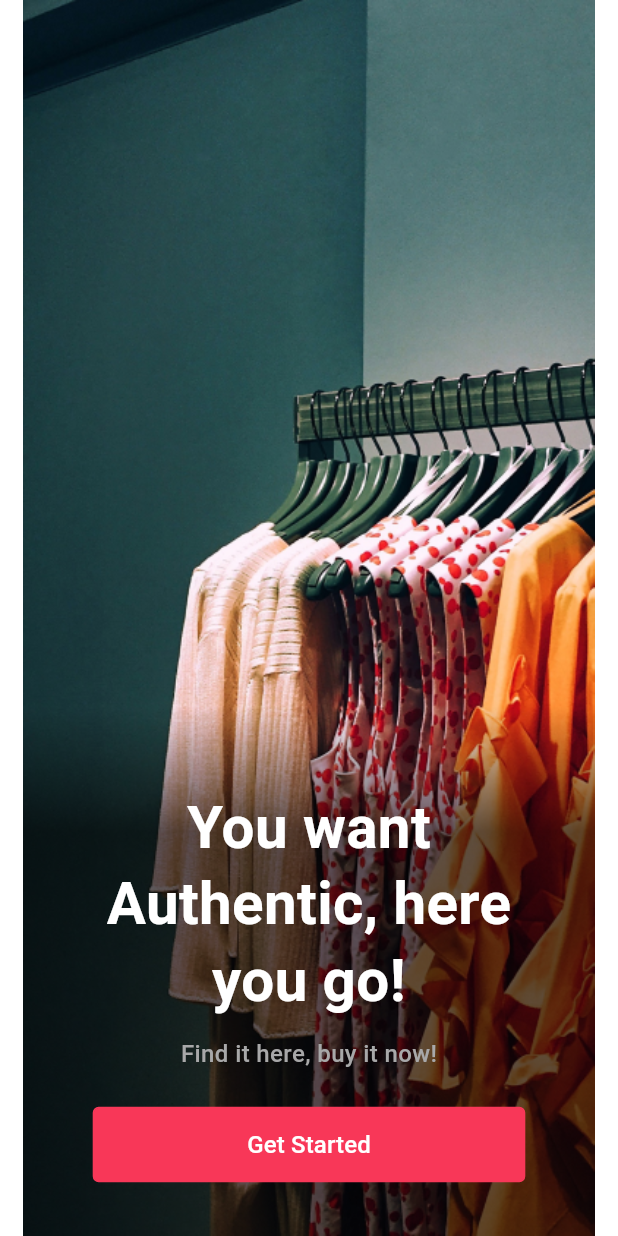
After one commit to MostafaHefzy1/final_project_amit_62, a Flutter app: the HomeStartedScreen screen opened by its route, on a phone screen of 412 x 824 dp. The commit adds this screen. Run offline on Flutter 3.47's test engine with Material 3 defaults, Android fonts, the phone set to English and light mode, and no system bars; our stand-ins replace bloc, dio, flutter_bloc, flutter_screenutil, flutter_secure_storage, flutter_spinkit and 8 more; accounts and stored records are empty.

Commit message:
first commit

```diff
--- a/lib/app.dart
+++ b/lib/app.dart
@@ -1,3 +1,6 @@
+import 'package:final_project_amit62/features/home/ui/home_screen.dart';
+import 'package:flutter/services.dart';
+
 import 'core/app_imports/app_import.dart';
 
 class MyApp extends StatelessWidget {
@@ -15,10 +18,12 @@ class MyApp extends StatelessWidget {
           title: 'Flutter Demo',
           debugShowCheckedModeBanner: false,
           theme: ThemeData(
+
             scaffoldBackgroundColor: AppColors.whiteColor,
             // colorScheme: ColorScheme.fromSeed(seedColor: Colors.deepPurple),
             useMaterial3: true,
           ),
+          // home: HomeScreen(),
           // initialRoute: SharedprefHelper.getData(key: "token") == null
           //     ? Routes.loginScreen
           //     : Routes.homeScreen,
--- a/lib/core/app_imports/app_import.dart
+++ b/lib/core/app_imports/app_import.dart
@@ -26,9 +26,9 @@ export 'package:flutter/gestures.dart';
 export 'package:flutter_bloc/flutter_bloc.dart';
 export '../../../../core/base_widgets/custom_bottom_sheet.dart';
 export 'package:final_project_amit62/features/auth/data/models/register_request_body.dart';
-export 'package:final_project_amit62/features/on_boarding/data/models.dart';
-export 'package:final_project_amit62/features/on_boarding/logic/on_boarding_cubit.dart';
-export 'package:final_project_amit62/features/on_boarding/ui/widgets/onboarding_item_widget.dart';
+export 'package:final_project_amit62/features/introducation/on_boarding/data/models.dart';
+export 'package:final_project_amit62/features/introducation/on_boarding/logic/on_boarding_cubit.dart';
+export 'package:final_project_amit62/features/introducation/on_boarding/ui/widgets/onboarding_item_widget.dart';
 export 'package:smooth_page_indicator/smooth_page_indicator.dart';
 export 'package:final_project_amit62/core/theming/app_strings.dart';
 export 'package:flutter_svg/svg.dart';
--- a/lib/core/networking/dio_helper.dart
+++ b/lib/core/networking/dio_helper.dart
@@ -1,16 +1,18 @@
 import 'package:dio/dio.dart';
+import 'package:final_project_amit62/core/helper/sharedpref_helper.dart';
 import 'package:final_project_amit62/core/networking/api_const.dart';
 import 'package:pretty_dio_logger/pretty_dio_logger.dart';
 
 class DioHelper {
   static Dio? dio;
 
-  static initDioHelper() {
+  static initDioHelper() async{
     dio = Dio(BaseOptions(
         baseUrl: ApiConst.baseUrl,
         receiveDataWhenStatusError: true,
         headers: {
-          // 'Authorization': 'Bearer ${CacheHelper.getData(key: "token")}',
+          'Authorization':
+              'Bearer ${await SharedprefHelper.getSecuredString(key: "token")}',
           "lang": "en"
         }));
 
--- a/lib/core/routing/app_router.dart
+++ b/lib/core/routing/app_router.dart
@@ -5,7 +5,8 @@ import 'package:final_project_amit62/features/auth/ui/forget_password/forget_pas
 import 'package:final_project_amit62/features/auth/ui/login/login_screen.dart';
 import 'package:final_project_amit62/features/auth/ui/register/register_screen.dart';
 import 'package:final_project_amit62/features/home/ui/home_screen.dart';
-import 'package:final_project_amit62/features/on_boarding/ui/on_boarding_screen.dart';
+import 'package:final_project_amit62/features/introducation/home_started_screen/home_started_screen.dart';
+import 'package:final_project_amit62/features/introducation/on_boarding/ui/on_boarding_screen.dart';
 import 'package:flutter/material.dart';
 import 'package:flutter_bloc/flutter_bloc.dart';
 
@@ -29,6 +30,8 @@ class AppRouter {
         ));
       case Routes.forgetPasswordScreen:
         return pageRouteBuilder(screen: const ForgetPasswordScreen());
+      case Routes.homeStartedScreen:
+        return pageRouteBuilder(screen: HomeStartedScreen());
       case Routes.homeScreen:
         return pageRouteBuilder(screen: HomeScreen());
     }
--- a/lib/core/routing/routes.dart
+++ b/lib/core/routing/routes.dart
@@ -3,5 +3,6 @@ class Routes {
   static const String loginScreen = '/loginScreen';
   static const String registerScreen = '/registerScreen';
   static const String forgetPasswordScreen = '/forgetPasswordScreen';
+  static const String homeStartedScreen = '/homeStartedScreen';
   static const String homeScreen = '/homeScreen';
 }
--- a/lib/features/auth/logic/auth_cubit.dart
+++ b/lib/features/auth/logic/auth_cubit.dart
@@ -38,7 +38,7 @@ class AuthCubit extends Cubit<AuthState> {
   }
 
   saveTokenAfterLoginAndRegister(String token) async {
-    SharedprefHelper.saveData(key: "token", value: token);
+    SharedprefHelper.setSecuredString(key: "token", value: token);
     await DioHelper.initDioHelper();
   }
 
--- /dev/null
+++ b/lib/features/introducation/home_started_screen/home_started_screen.dart
@@ -0,0 +1,51 @@
+import 'package:final_project_amit62/core/app_imports/app_import.dart';
+import 'package:flutter/services.dart';
+
+class HomeStartedScreen extends StatelessWidget {
+  const HomeStartedScreen({super.key});
+
+  @override
+  Widget build(BuildContext context) {
+    return Scaffold(
+      body: AnnotatedRegion(
+        value: SystemUiOverlayStyle.light, // تغيير نظام شريط الحالة
+        child: Stack(
+          alignment: Alignment.bottomCenter,
+          children: [
+            Image.asset(
+              Assets.images.startedScreen.path,
+              fit: BoxFit.contain,
+              height: double.infinity,
+              width: double.infinity,
+            ),
+            Column(
+              mainAxisSize: MainAxisSize.min,
+              children: [
+                Text(
+                  "You want\nAuthentic, here \nyou go!",
+                  textAlign: TextAlign.center,
+                  style: TextStyles.font24BlackColorBold.copyWith(
+                      color: AppColors.whiteColor,
+                      fontSize: 34.sp,
+                      height: 1.3),
+                ),
+                verticleSpace(10),
+                Text(
+                  "Find it here, buy it now!",
+                  style: TextStyles.font14GreyColorBold,
+                ),
+                verticleSpace(20),
+                CustomMaterialButton(
+                  width: MediaQuery.sizeOf(context).width * 0.7,
+                  function: () {},
+                  text: "Get Started",
+                ),
+                verticleSpace(30),
+              ],
+            ),
+          ],
+        ),
+      ),
+    );
+  }
+}
--- a/lib/features/on_boarding/ui/on_boarding_screen.dart
+++ b/lib/features/introducation/on_boarding/ui/on_boarding_screen.dart
@@ -1,6 +1,6 @@
-import 'package:final_project_amit62/features/on_boarding/ui/widgets/app_bar_onboarding_widget.dart';
+import 'package:final_project_amit62/features/introducation/on_boarding/ui/widgets/app_bar_onboarding_widget.dart';
 
-import '../../../core/app_imports/app_import.dart';
+import '../../../../core/app_imports/app_import.dart';
 
 class OnBoardingScreen extends StatelessWidget {
   const OnBoardingScreen({super.key});
--- a/lib/features/on_boarding/ui/widgets/onboarding_item_widget.dart
+++ b/lib/features/introducation/on_boarding/ui/widgets/onboarding_item_widget.dart
@@ -1,4 +1,4 @@
-import '../../../../core/app_imports/app_import.dart';
+import '../../../../../core/app_imports/app_import.dart';
 
 class OnboardingItemWidget extends StatelessWidget {
   final String title;
--- a/lib/gen/assets.gen.dart
+++ b/lib/gen/assets.gen.dart
@@ -36,6 +36,9 @@ class $AssetsIconsGen {
 class $AssetsImagesGen {
   const $AssetsImagesGen();
 
+  /// File path: assets/images/filter.png
+  AssetGenImage get filter => const AssetGenImage('assets/images/filter.png');
+
   /// File path: assets/images/onboarding1.svg
   String get onboarding1 => 'assets/images/onboarding1.svg';
 
@@ -45,8 +48,13 @@ class $AssetsImagesGen {
   /// File path: assets/images/onboaring3.svg
   String get onboaring3 => 'assets/images/onboaring3.svg';
 
+  /// File path: assets/images/started_screen.png
+  AssetGenImage get startedScreen =>
+      const AssetGenImage('assets/images/started_screen.png');
+
   /// List of all assets
-  List<String> get values => [onboarding1, onboarding2, onboaring3];
+  List<dynamic> get values =>
+      [filter, onboarding1, onboarding2, onboaring3, startedScreen];
 }
 
 class Assets {
--- a/lib/main.dart
+++ b/lib/main.dart
@@ -4,6 +4,8 @@ void main() async {
   WidgetsFlutterBinding.ensureInitialized();
   await SharedprefHelper.initSharedprefHelper();
   await DioHelper.initDioHelper();
+
+  print("SharedprefHelper.getSecuredString  ${await SharedprefHelper.getSecuredString(key: "token")}");
   setupGetIt();
   runApp(const MyApp());
 }
```
Also changed, not shown: lib/core/helper/sharedpref_helper.dart (+20 -15 lines), lib/features/auth/ui/login/login_screen.dart (+26 -2 lines), pubspec.yaml (+7 -0 lines), assets/images/filter.png (added), assets/images/started_screen.png (added), lib/features/introducation/on_boarding/data/models.dart (renamed from lib/features/on_boarding/data/models.dart), lib/features/introducation/on_boarding/logic/on_boarding_cubit.dart (renamed from lib/features/on_boarding/logic/on_boarding_cubit.dart), lib/features/introducation/on_boarding/logic/on_boarding_state.dart (renamed from lib/features/on_boarding/logic/on_boarding_state.dart), lib/features/introducation/on_boarding/ui/widgets/app_bar_onboarding_widget.dart (renamed from lib/features/on_boarding/ui/widgets/app_bar_onboarding_widget.dart), pubspec.lock, 6 other files.
